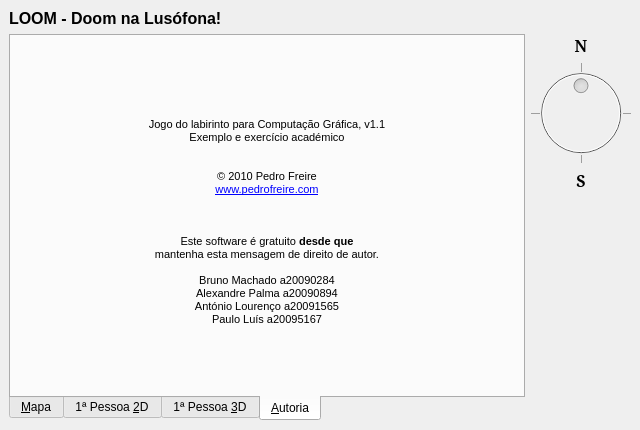
Before: the Qt Designer form cg-maze-src/mainwindow.ui in kassaus/cg-paba-2011, drawn with Qt 5.
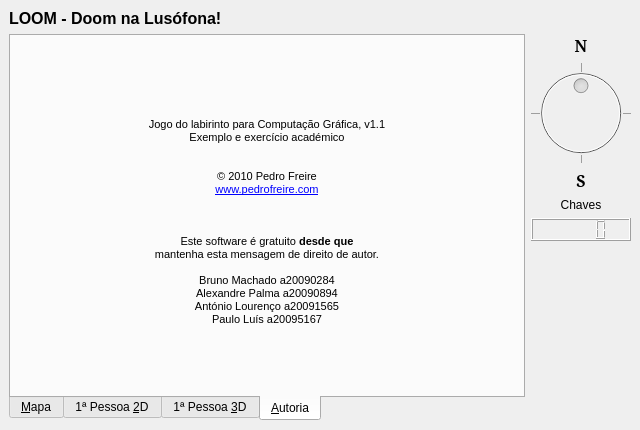
After: the same form once the commit is applied. Icons and pictures are not drawn. Custom widgets are drawn as their Qt base class.

```diff
--- a/cg-maze-src/mainwindow.ui
+++ b/cg-maze-src/mainwindow.ui
@@ -621,6 +621,19 @@
           </property>
          </widget>
         </item>
+        <item>
+         <widget class="QLabel" name="label_5">
+          <property name="text">
+           <string>Chaves</string>
+          </property>
+          <property name="alignment">
+           <set>Qt::AlignCenter</set>
+          </property>
+         </widget>
+        </item>
+        <item>
+         <widget class="QLCDNumber" name="lcdNumber"/>
+        </item>
         <item>
          <spacer name="verticalSpacer">
           <property name="orientation">
```
